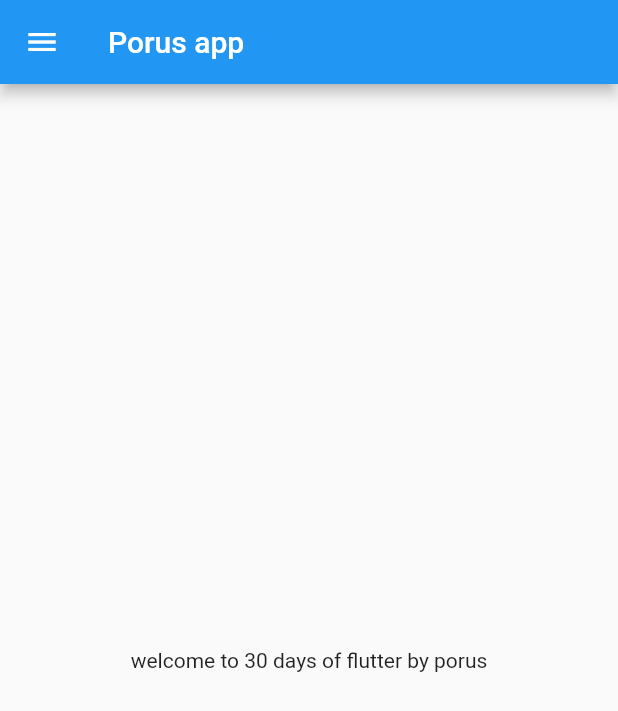
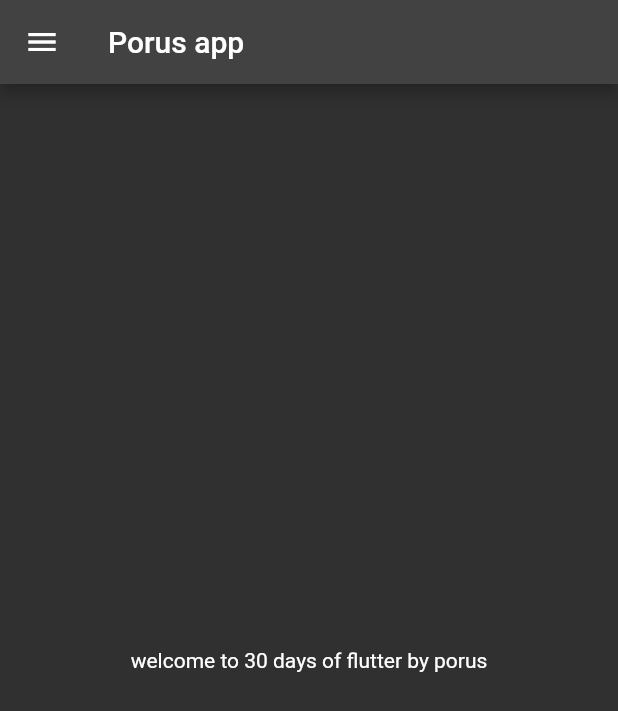
Before and after one commit to JaySavani/flutter-tutorial, a Flutter app: the screen it shows after launch, on a phone screen of 412 x 824 dp. Shown: the top 711 px of the screen. Run offline on Flutter 3.47's test engine with Material 2 defaults, Android fonts, the phone set to English and light mode, and no system bars.

Commit message:
day-3 completed

```diff
--- a/lib/main.dart
+++ b/lib/main.dart
@@ -1,5 +1,6 @@
 import 'package:flutter/material.dart';
-import 'home_page.dart';
+import 'pages/home_page.dart';
+import 'pages/login_page.dart';
 
 void main() {
   runApp(MyApp());
@@ -12,7 +13,18 @@ class MyApp extends StatelessWidget {
   @override
   Widget build(BuildContext context) {
     return MaterialApp(
-      home: HomePage(),
+      // home: HomePage(), use this or "/": (context) => HomePage(), at a time
+      themeMode: ThemeMode.dark,
+      theme: ThemeData(primarySwatch: Colors.deepPurple),
+      darkTheme: ThemeData(
+        brightness: Brightness.dark,
+      ),
+      initialRoute: "/home",
+      routes: {
+        "/": (context) => LoginPage(),
+        "/home": (context) => HomePage(),
+        "/login": (context) => LoginPage(),
+      },
     );
   }
 }
```
Also changed, not shown: lib/pages/login_page.dart (added, +22 -0 lines), lib/pages/home_page.dart (renamed from lib/home_page.dart).
